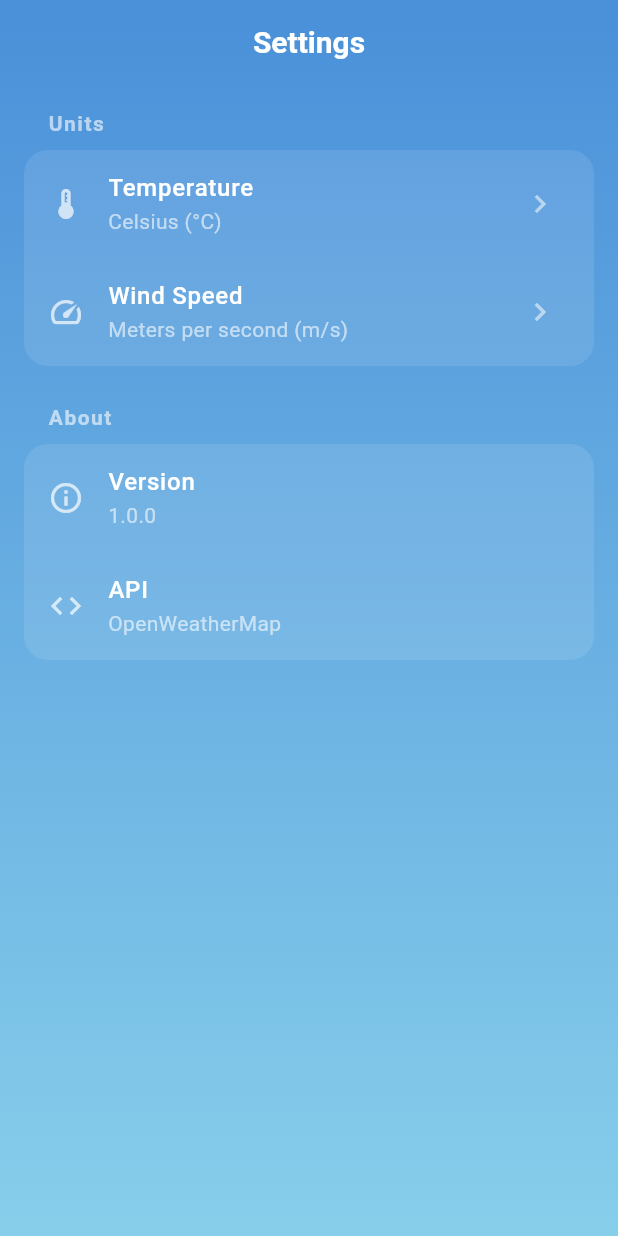
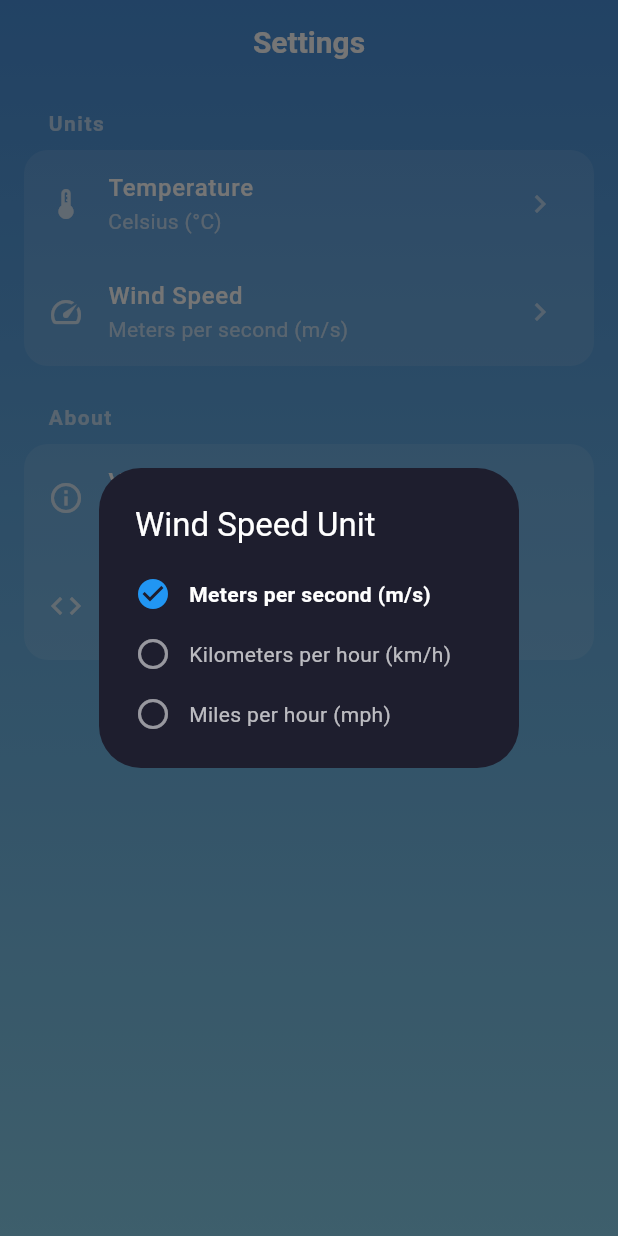
Before and after one commit to marcos-nsantos/weather-app, a Flutter app: the SettingsScreen screen opened by its route, after a tap on "Wind Speed", on a phone screen of 412 x 824 dp. Run offline on Flutter 3.47's test engine with Material 3 defaults, Android fonts, the phone set to English and light mode, and no system bars; our stand-ins replace connectivity_plus, dio, flutter_riverpod, freezed_annotation, geolocator, go_router and 3 more; accounts and stored records are empty; generated files the repository leaves out were written again.

Commit message:
feat: implement settings unit selection dialogs
- Temperature unit toggle (Celsius/Fahrenheit)
- Wind speed unit toggle (m/s, km/h, mph)
- Dark theme dialogs with proper contrast

```diff
--- a/lib/features/settings/presentation/screens/settings_screen.dart
+++ b/lib/features/settings/presentation/screens/settings_screen.dart
@@ -2,12 +2,16 @@ import 'package:flutter/material.dart';
 import 'package:flutter_riverpod/flutter_riverpod.dart';
 
 import '../../../../shared/widgets/gradient_background.dart';
+import '../../domain/entities/user_settings.dart';
+import '../providers/settings_providers.dart';
 
 class SettingsScreen extends ConsumerWidget {
   const SettingsScreen({super.key});
 
   @override
   Widget build(BuildContext context, WidgetRef ref) {
+    final settings = ref.watch(userSettingsNotifierProvider);
+
     return Scaffold(
       extendBodyBehindAppBar: true,
       appBar: AppBar(
@@ -26,18 +30,14 @@ class SettingsScreen extends ConsumerWidget {
                   _SettingsTile(
                     icon: Icons.thermostat,
                     title: 'Temperature',
-                    subtitle: 'Celsius (°C)',
-                    onTap: () {
-                      // TODO: Implement temperature unit toggle
-                    },
+                    subtitle: _getTemperatureSubtitle(settings.temperatureUnit),
+                    onTap: () => _showTemperatureDialog(context, ref, settings),
                   ),
                   _SettingsTile(
                     icon: Icons.speed,
                     title: 'Wind Speed',
-                    subtitle: 'Meters per second (m/s)',
-                    onTap: () {
-                      // TODO: Implement wind speed unit toggle
-                    },
+                    subtitle: _getWindSpeedSubtitle(settings.windSpeedUnit),
+                    onTap: () => _showWindSpeedDialog(context, ref, settings),
                   ),
                 ],
               ),
@@ -62,6 +62,109 @@ class SettingsScreen extends ConsumerWidget {
             ],
           ),
         ),
+      ),
+    );
+  }
+
+  String _getTemperatureSubtitle(TemperatureUnit unit) {
+    return switch (unit) {
+      TemperatureUnit.celsius => 'Celsius (°C)',
+      TemperatureUnit.fahrenheit => 'Fahrenheit (°F)',
+    };
+  }
+
+  String _getWindSpeedSubtitle(WindSpeedUnit unit) {
+    return switch (unit) {
+      WindSpeedUnit.metersPerSecond => 'Meters per second (m/s)',
+      WindSpeedUnit.kilometersPerHour => 'Kilometers per hour (km/h)',
+      WindSpeedUnit.milesPerHour => 'Miles per hour (mph)',
+    };
+  }
+
+  void _showTemperatureDialog(
+    BuildContext context,
+    WidgetRef ref,
+    UserSettings settings,
+  ) {
+    showDialog(
+      context: context,
+      builder: (context) => SimpleDialog(
+        backgroundColor: const Color(0xFF1E1E2E),
+        title: const Text(
+          'Temperature Unit',
+          style: TextStyle(color: Colors.white),
+        ),
+        children: TemperatureUnit.values.map((unit) {
+          final isSelected = unit == settings.temperatureUnit;
+          return SimpleDialogOption(
+            onPressed: () {
+              ref
+                  .read(userSettingsNotifierProvider.notifier)
+                  .setTemperatureUnit(unit);
+              Navigator.pop(context);
+            },
+            child: Row(
+              children: [
+                Icon(
+                  isSelected ? Icons.check_circle : Icons.circle_outlined,
+                  color: isSelected ? Colors.blue : Colors.white54,
+                ),
+                const SizedBox(width: 12),
+                Text(
+                  _getTemperatureSubtitle(unit),
+                  style: TextStyle(
+                    color: isSelected ? Colors.white : Colors.white70,
+                    fontWeight: isSelected ? FontWeight.w600 : FontWeight.normal,
+                  ),
+                ),
+              ],
+            ),
+          );
+        }).toList(),
+      ),
+    );
+  }
+
+  void _showWindSpeedDialog(
+    BuildContext context,
+    WidgetRef ref,
+    UserSettings settings,
+  ) {
+    showDialog(
+      context: context,
+      builder: (context) => SimpleDialog(
+        backgroundColor: const Color(0xFF1E1E2E),
+        title: const Text(
+          'Wind Speed Unit',
+          style: TextStyle(color: Colors.white),
+        ),
+        children: WindSpeedUnit.values.map((unit) {
+          final isSelected = unit == settings.windSpeedUnit;
+          return SimpleDialogOption(
+            onPressed: () {
+              ref
+                  .read(userSettingsNotifierProvider.notifier)
+                  .setWindSpeedUnit(unit);
+              Navigator.pop(context);
+            },
+            child: Row(
+              children: [
+                Icon(
+                  isSelected ? Icons.check_circle : Icons.circle_outlined,
+                  color: isSelected ? Colors.blue : Colors.white54,
+                ),
+                const SizedBox(width: 12),
+                Text(
+                  _getWindSpeedSubtitle(unit),
+                  style: TextStyle(
+                    color: isSelected ? Colors.white : Colors.white70,
+                    fontWeight: isSelected ? FontWeight.w600 : FontWeight.normal,
+                  ),
+                ),
+              ],
+            ),
+          );
+        }).toList(),
       ),
     );
   }
```
